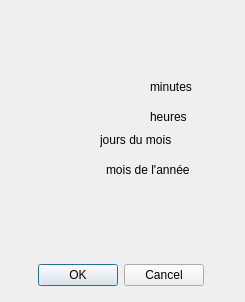
Above: src/views/forms/frequencydialog.ui from LP-ACPI/VerrouYEAH before the change. Below: the same form after it.
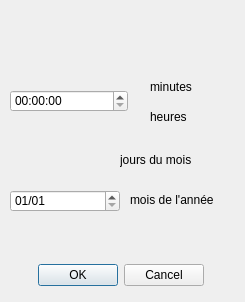
That is the form after the change.

```diff
--- a/src/views/forms/frequencydialog.ui
+++ b/src/views/forms/frequencydialog.ui
@@ -61,8 +61,8 @@
   <widget class="QLabel" name="label_3">
    <property name="geometry">
     <rect>
-     <x>100</x>
-     <y>130</y>
+     <x>120</x>
+     <y>150</y>
      <width>131</width>
      <height>20</height>
     </rect>
@@ -74,8 +74,8 @@
   <widget class="QLabel" name="label_4">
    <property name="geometry">
     <rect>
-     <x>106</x>
-     <y>160</y>
+     <x>130</x>
+     <y>190</y>
      <width>91</width>
      <height>20</height>
     </rect>
@@ -84,6 +84,29 @@
     <string>mois de l'année</string>
    </property>
   </widget>
+  <widget class="QTimeEdit" name="timeEdit">
+   <property name="geometry">
+    <rect>
+     <x>10</x>
+     <y>90</y>
+     <width>118</width>
+     <height>22</height>
+    </rect>
+   </property>
+  </widget>
+  <widget class="QDateEdit" name="dateEdit">
+   <property name="geometry">
+    <rect>
+     <x>10</x>
+     <y>190</y>
+     <width>110</width>
+     <height>22</height>
+    </rect>
+   </property>
+   <property name="displayFormat">
+    <string>dd/MM</string>
+   </property>
+  </widget>
  </widget>
  <resources/>
  <connections/>
```
Left out of the diff: 1 changed line with no effect on the pictures.
